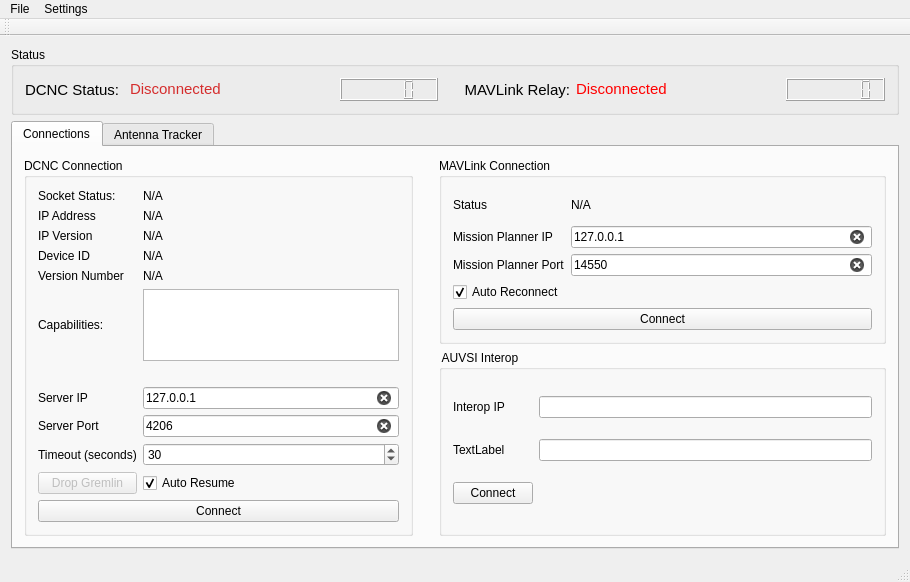
This is gcomcontroller.ui in Rainerino/GCOM as Qt 5 draws it before an edit. The edited form follows.
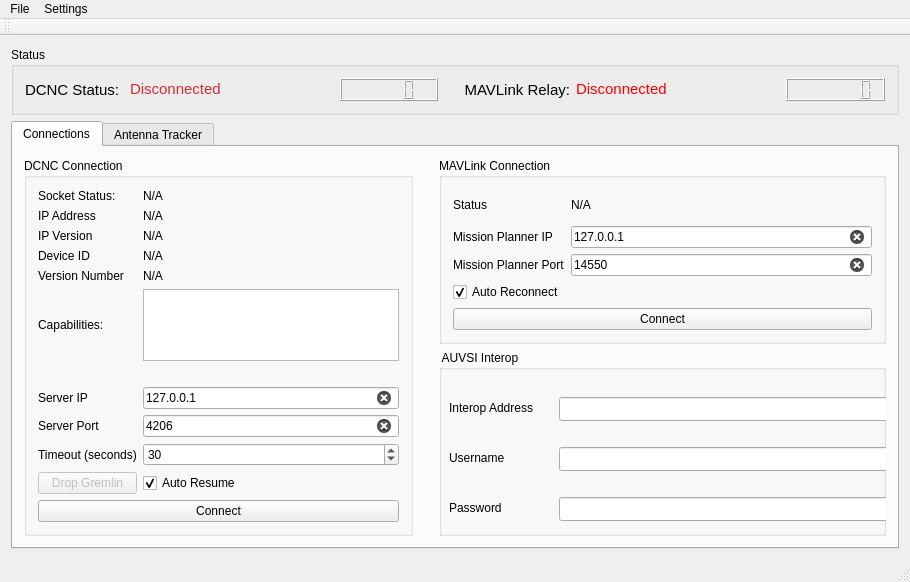
This is the edited form.

Diff of the .ui file:
```diff
--- a/gcomcontroller.ui
+++ b/gcomcontroller.ui
@@ -215,35 +215,88 @@
             <property name="title">
              <string> AUVSI Interop</string>
             </property>
-            <layout class="QGridLayout" name="gridLayout_2">
-             <item row="0" column="1">
-              <widget class="QLineEdit" name="interopIPField"/>
-             </item>
-             <item row="2" column="0">
-              <widget class="QPushButton" name="interopConnectButton">
-               <property name="text">
-                <string>Connect</string>
-               </property>
-              </widget>
-             </item>
-             <item row="0" column="0">
-              <widget class="QLabel" name="interopIPLabel">
-               <property name="text">
-                <string>Interop IP</string>
-               </property>
-              </widget>
-             </item>
-             <item row="1" column="1">
-              <widget class="QLineEdit" name="interopPortField"/>
-             </item>
-             <item row="1" column="0">
-              <widget class="QLabel" name="interopPortLabel">
-               <property name="text">
-                <string>TextLabel</string>
-               </property>
-              </widget>
-             </item>
-            </layout>
+            <widget class="QLineEdit" name="interopUrlField">
+             <property name="geometry">
+              <rect>
+               <x>120</x>
+               <y>47</y>
+               <width>381</width>
+               <height>24</height>
+              </rect>
+             </property>
+            </widget>
+            <widget class="QPushButton" name="interopConnectButton">
+             <property name="geometry">
+              <rect>
+               <x>10</x>
+               <y>200</y>
+               <width>80</width>
+               <height>25</height>
+              </rect>
+             </property>
+             <property name="text">
+              <string>Connect</string>
+             </property>
+            </widget>
+            <widget class="QLabel" name="interopUrlLabel">
+             <property name="geometry">
+              <rect>
+               <x>10</x>
+               <y>50</y>
+               <width>101</width>
+               <height>16</height>
+              </rect>
+             </property>
+             <property name="text">
+              <string>Interop Address</string>
+             </property>
+            </widget>
+            <widget class="QLineEdit" name="interopUserField">
+             <property name="geometry">
+              <rect>
+               <x>120</x>
+               <y>97</y>
+               <width>381</width>
+               <height>24</height>
+              </rect>
+             </property>
+            </widget>
+            <widget class="QLabel" name="interopUserLabel">
+             <property name="geometry">
+              <rect>
+               <x>10</x>
+               <y>100</y>
+               <width>71</width>
+               <height>16</height>
+              </rect>
+             </property>
+             <property name="text">
+              <string>Username</string>
+             </property>
+            </widget>
+            <widget class="QLabel" name="interopPwLabel">
+             <property name="geometry">
+              <rect>
+               <x>10</x>
+               <y>150</y>
+               <width>71</width>
+               <height>16</height>
+              </rect>
+             </property>
+             <property name="text">
+              <string>Password</string>
+             </property>
+            </widget>
+            <widget class="QLineEdit" name="interopPwField">
+             <property name="geometry">
+              <rect>
+               <x>120</x>
+               <y>147</y>
+               <width>381</width>
+               <height>24</height>
+              </rect>
+             </property>
+            </widget>
            </widget>
           </item>
          </layout>
```
